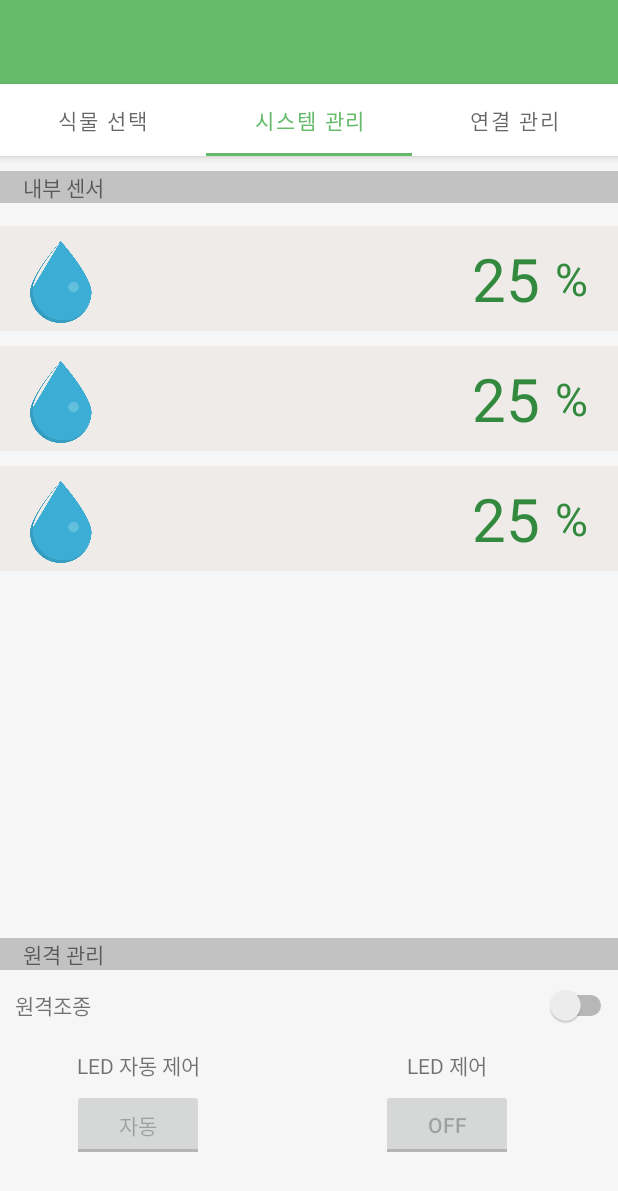
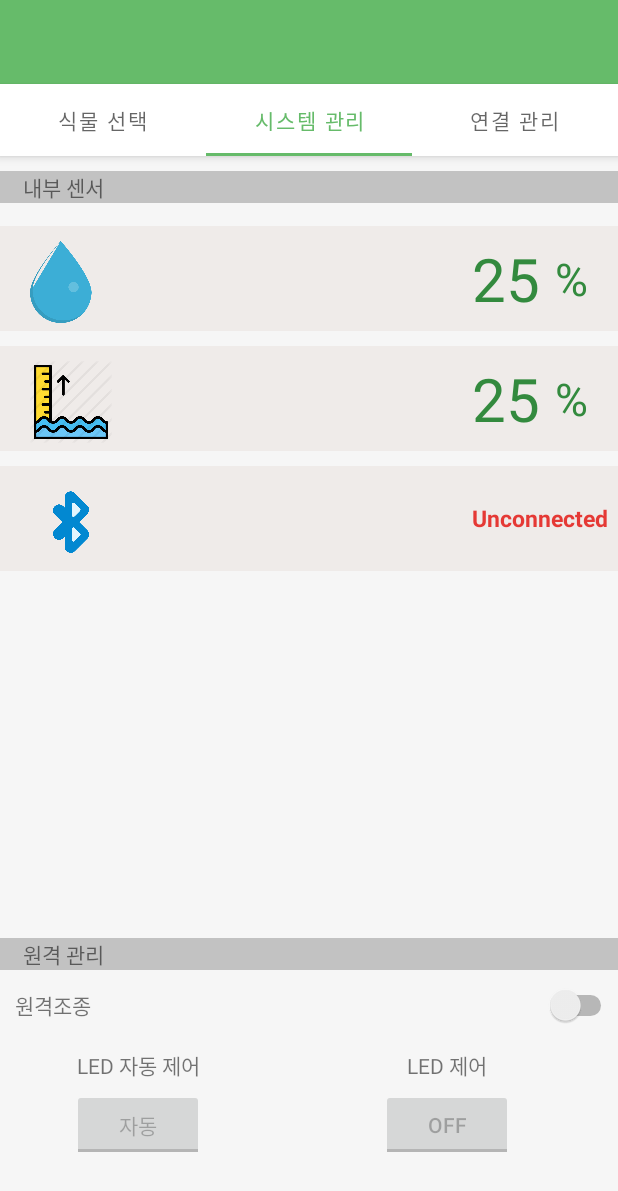
Before and after one commit to gunamkwon/Smart-Hydroponics-System, an Android app: the screen it shows after launch (MainActivity), tab 2 chosen, on a phone screen of 412 x 824 dp. Shown: the top 1191 px of the screen. Run offline under Robolectric (Android 15) with nearby library versions, the phone set to English and light mode, and no system bars.

Commit message:
update state
water_level and bluetooth

```diff
--- a/Android2/app/src/main/java/com/cookandroid/android/SystemFragment.java
+++ b/Android2/app/src/main/java/com/cookandroid/android/SystemFragment.java
@@ -1,5 +1,6 @@
 package com.cookandroid.android;
 
+import android.graphics.Color;
 import android.os.Bundle;
 import android.view.LayoutInflater;
 import android.view.View;
@@ -12,7 +13,9 @@ import org.w3c.dom.Text;
 
 public class SystemFragment extends Fragment {
 
+    static int green;
     private static TextView data1;
+    private static TextView connect;
     public static SystemFragment newInstance() {
         return new SystemFragment();
     }
@@ -22,11 +25,28 @@ public class SystemFragment extends Fragment {
                              Bundle savedInstanceState) {
         ViewGroup view = (ViewGroup) inflater.inflate(R.layout.fragment_system,null);
         data1 = (TextView) view.findViewById(R.id.data_water);
+        connect = (TextView) view.findViewById(R.id.connect_state);
+        green =getResources().getColor(R.color.green);
         return view;
 
     }
 
-    public static void setData(String data) {
+    public static void setData(String data)
+    {
         SystemFragment.data1.setText(data);
     }
+
+    public static void setEnough()
+    {
+
+    }
+
+    public static void setConnected()
+    {
+        SystemFragment.connect.setText("Connected");
+        SystemFragment.connect.setTextSize(18);
+        SystemFragment.connect.setTextColor(green);
+    }
+
+
 }
--- a/Android2/app/src/main/res/layout/fragment_system.xml
+++ b/Android2/app/src/main/res/layout/fragment_system.xml
@@ -59,7 +59,7 @@
         android:layout_marginTop="10dp">
 
         <ImageView
-            android:src="@drawable/water"
+            android:src="@drawable/level"
             android:layout_width="70dp"
             android:layout_height="70dp"
             android:scaleType="fitStart"
@@ -92,7 +92,7 @@
         android:layout_marginTop="10dp">
 
         <ImageView
-            android:src="@drawable/water"
+            android:src="@drawable/bluetooth"
             android:layout_width="70dp"
             android:layout_height="70dp"
             android:scaleType="fitStart"
@@ -102,22 +102,15 @@
             android:layout_span="3"/>
 
         <TextView
-            android:textColor="@color/green"
-            android:text="25"
+            android:id="@+id/connect_state"
+            android:textColor="@color/red"
+            android:textStyle="bold"
+            android:text="Unconnected"
             android:layout_width="wrap_content"
             android:layout_height="wrap_content"
-            android:paddingRight="10dp"
-            android:textSize="40sp"
-            android:layout_gravity="center_vertical"/>
-        <TextView
-            android:textColor="@color/green"
-            android:text="%"
+            android:textSize="15sp"
             android:layout_gravity="center_vertical"
-            android:layout_width="wrap_content"
-            android:layout_height="wrap_content"
-            android:paddingRight="20dp"
-            android:textSize="30sp"
-            />
+            android:layout_span="2"/>
     </TableRow>
 
 </TableLayout>
--- a/Android2/app/src/main/res/values/colors.xml
+++ b/Android2/app/src/main/res/values/colors.xml
@@ -15,4 +15,6 @@
     <color name="navy">#FF34515E</color>
     <color name="green">#ff338a3e</color>
     <color name="lightgreen">#FF66BB6A</color>
+    <color name="red">#FFE53935</color>
+    <color name="lightred">#e57373</color>
 </resources>
```
Also changed, not shown: Android2/app/src/main/java/com/cookandroid/android/MainActivity.java (+5 -2 lines), Android2/app/src/main/res/drawable/bluetooth.png (added), Android2/app/src/main/res/drawable/detergent.png (added), Android2/app/src/main/res/drawable/level.png (added), Android2/app/src/main/res/drawable/pesticide.png (added).
